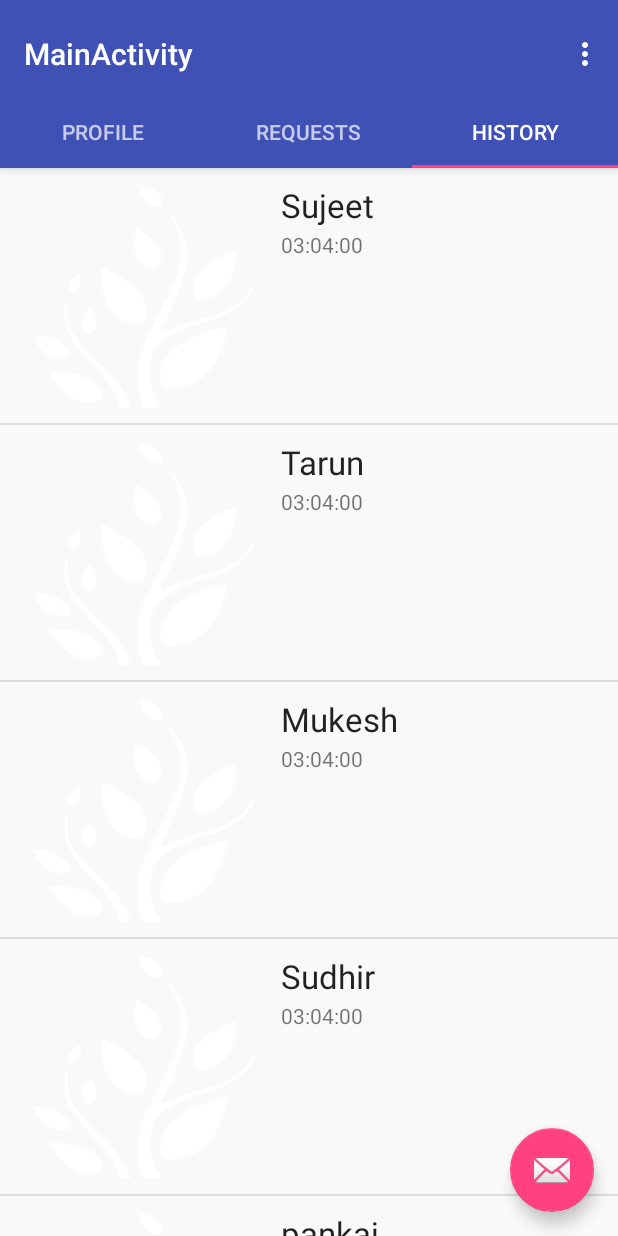
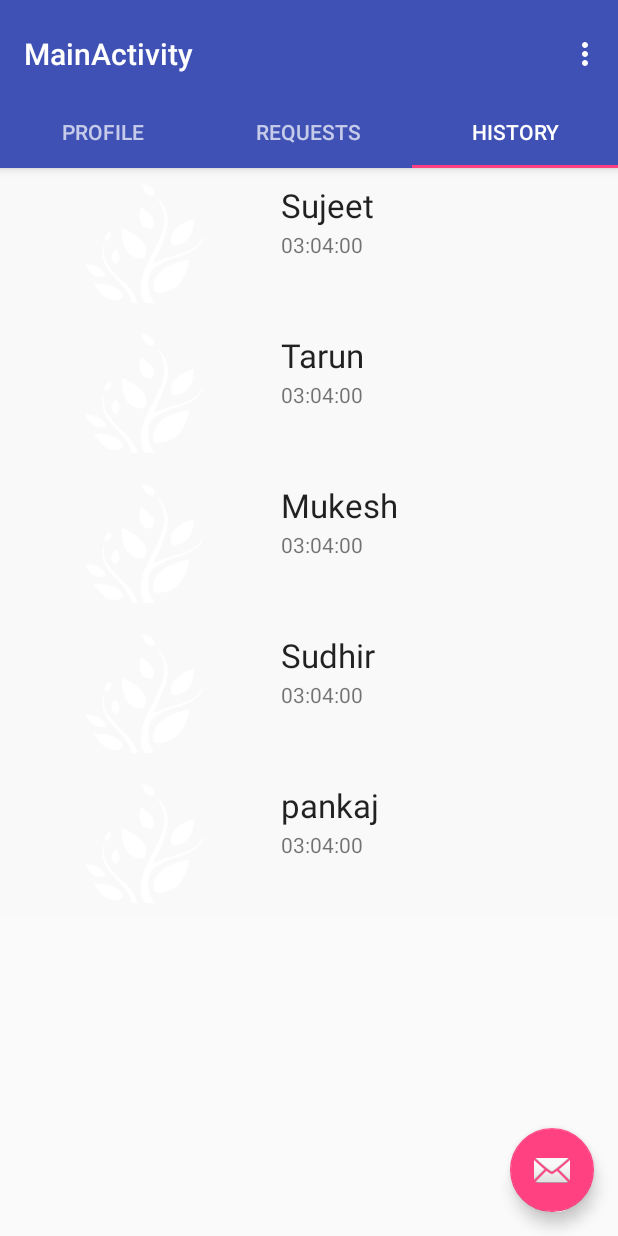
Before and after one commit to tarun14110/Usecure, an Android app: the MainActivity screen opened directly, with no data from a screen before it, tab 3 chosen, on a phone screen of 412 x 824 dp. Run offline under Robolectric (Android 15) with nearby library versions, the phone set to English and light mode, and no system bars.

Commit message:
Updated HIstoryview by Recycleview and connected with SQLlite

```diff
--- a/app/src/main/java/com/rocks/mafia/entrancesecurity/HistoryArrayAdaptor.java
+++ b/app/src/main/java/com/rocks/mafia/entrancesecurity/HistoryArrayAdaptor.java
@@ -1,47 +1,71 @@
 package com.rocks.mafia.entrancesecurity;
 
 import android.content.Context;
+import android.support.v7.widget.RecyclerView;
+import android.util.SparseBooleanArray;
 import android.view.LayoutInflater;
 import android.view.View;
 import android.view.ViewGroup;
 import android.widget.ArrayAdapter;
+import android.widget.Button;
 import android.widget.ImageView;
 import android.widget.TextView;
 
 import java.util.ArrayList;
+import java.util.List;
 
-/**
- * Created by mafia on 15/10/16.
- */
-public class HistoryArrayAdaptor extends ArrayAdapter<HistoryNode> {
+public class HistoryArrayAdaptor
+        extends RecyclerView.Adapter
+        <HistoryArrayAdaptor.ListItemViewHolder> {
 
-    public HistoryArrayAdaptor(Context context, ArrayList<HistoryNode> historyArray) {
-        super(context, 0, historyArray);
+    private List<HistoryNode> items;
+    private SparseBooleanArray selectedItems;
+
+
+    HistoryArrayAdaptor(List<HistoryNode> modelData)
+    {
+        if (modelData == null)
+        {
+            throw new IllegalArgumentException("modelData must not be null");
+        }
+
+        items = modelData;
+        selectedItems = new SparseBooleanArray();
     }
 
     @Override
-    public View getView(int position, View convertView, ViewGroup parent) {
+    public ListItemViewHolder onCreateViewHolder(ViewGroup viewGroup, int viewType)
+    {
+        View itemView = LayoutInflater.
+                from(viewGroup.getContext()).
+                inflate(R.layout.history_list_view, viewGroup, false);
+        return new ListItemViewHolder(itemView);
+    }
 
-        // Get the data item for this position
-        HistoryNode historyNode = getItem(position);
+    @Override
+    public void onBindViewHolder(ListItemViewHolder viewHolder, int position) {
+        HistoryNode model = items.get(position);
+        viewHolder.name.setText(String.valueOf(model.getPersonName()));
+        viewHolder.age.setText(String.valueOf(model.getVisitingTime()));
+        viewHolder.itemView.setActivated(selectedItems.get(position, false));
+    }
 
-        // check if an existing view is being reused, otherwise inflate new view from custom layout
-        if (convertView == null) {
-            convertView = LayoutInflater.from(getContext()).inflate(R.layout.history_list_view, parent, false);
+    @Override
+    public int getItemCount()
+    {
+        return items.size();
+    }
+
+    public final static class ListItemViewHolder extends RecyclerView.ViewHolder
+    {
+        TextView name;
+        TextView age;
+
+        public ListItemViewHolder(View itemView)
+        {
+            super(itemView);
+            name = (TextView) itemView.findViewById(R.id.listItemHistoryTitle);
+            age = (TextView) itemView.findViewById(R.id.listItemHistoryBody);
         }
-
-        // get views, so that we can populate data into them
-        TextView title = (TextView) convertView.findViewById(R.id.listItemHistoryTitle);
-        TextView body = (TextView) convertView.findViewById(R.id.listItemHistoryBody);
-        ImageView image = (ImageView) convertView.findViewById(R.id.listItemHistoryImage);
-
-        // fill the data in each view
-        title.setText(historyNode.getPersonName());
-        body.setText(historyNode.getVisitingTime().toString());
-       // if(historyNode.getImageUrl().isEmpty())
-        image.setImageResource(R.drawable.ln_logo);
-
-        // return the view to be displyed
-        return convertView;
     }
 }
--- a/app/src/main/java/com/rocks/mafia/entrancesecurity/HistoryFragment.java
+++ b/app/src/main/java/com/rocks/mafia/entrancesecurity/HistoryFragment.java
@@ -5,6 +5,11 @@ import android.os.Bundle;
 import android.support.annotation.Nullable;
 import android.support.v4.app.Fragment;
 import android.support.v4.app.ListFragment;
+import android.support.v7.widget.DefaultItemAnimator;
+import android.support.v7.widget.GridLayoutManager;
+import android.support.v7.widget.LinearLayoutManager;
+import android.support.v7.widget.RecyclerView;
+import android.util.Log;
 import android.view.LayoutInflater;
 import android.view.View;
 import android.view.ViewGroup;
@@ -13,6 +18,7 @@ import android.widget.ListView;
 
 import java.sql.Time;
 import java.util.ArrayList;
+import java.util.List;
 
 
 /**
@@ -20,23 +26,53 @@ import java.util.ArrayList;
  */
 public class HistoryFragment extends ListFragment {
 
-    private ArrayList<HistoryNode> historyData;
-    private HistoryArrayAdaptor historyNodeArrayAdapter;
+    //private ArrayList<HistoryNode> historyData;
+    //private HistoryArrayAdaptor historyNodeArrayAdapter;
 
-    public HistoryFragment() {
+    public HistoryFragment()
+    {
         // Required empty public constructor
     }
+    public static List<HistoryNode> history;
+    HistoryArrayAdaptor  adapter;
+    RecyclerView recyclerView;
+    private static List<HistoryNode> demoData;
+
 
     @Override
-    public void onActivityCreated(@Nullable Bundle savedInstanceState) {
+    public void onActivityCreated(@Nullable Bundle savedInstanceState)
+    {
         super.onActivityCreated(savedInstanceState);
+        HistoryHandler  handler= new HistoryHandler(getActivity());
+        recyclerView = (RecyclerView) getView().findViewById(R.id.allHistory);
+        recyclerView.setHasFixedSize(true);
+        LinearLayoutManager llm = new LinearLayoutManager(getActivity());
+        llm.setOrientation(LinearLayoutManager.VERTICAL);
+        recyclerView.setLayoutManager(llm);
 
-/*        String[] dummyData = new String[]{"Tarun", "Vibha", "Mukesh", "Chetna", "Shikha","Tarun", "Vibha", "Mukesh", "Chetna", "Shikha","Tarun", "Vibha", "Mukesh", "Chetna", "Shikha"};
+        demoData = handler.getAllHistory();
+        int i;
+        adapter = new HistoryArrayAdaptor(demoData);
+
+        recyclerView.setAdapter(adapter);
+
+
+
+
+
+
+/*
+    // TARUN DATA
+     String[] dummyData = new String[]{"Tarun", "Vibha", "Mukesh", "Chetna", "Shikha","Tarun", "Vibha", "Mukesh", "Chetna", "Shikha","Tarun", "Vibha", "Mukesh", "Chetna", "Shikha"};
         ArrayAdapter<String> adapter = new ArrayAdapter<String>(getActivity(),
                 android.R.layout.simple_list_item_1,  dummyData);
         setListAdapter(adapter);*/
 
-       HistoryHandler  handler= new HistoryHandler(getActivity());
+
+/*
+//PANKAJ DATA WORKING-part1
+
+HistoryHandler  handler= new HistoryHandler(getActivity());
         historyData = new ArrayList<HistoryNode>();
 
         String n= handler.getDatabaseName();
@@ -47,17 +83,15 @@ public class HistoryFragment extends ListFragment {
         handler.addHistory(new HistoryNode("pankaj", new Time(3,4,5)));
         historyData= handler.getAllHistory();
 
+*/
 
-        /*
-        historyData.add(new HistoryNode("Tarun kumar yadav", new Time(3,4,5)));
-        historyData.add(new HistoryNode("Vibha", new Time(3,4,5)));
-        historyData.add(new HistoryNode("Chetna", new Time(3,4,5)));
-            */
-        historyNodeArrayAdapter = new HistoryArrayAdaptor(getActivity(), historyData);
 
+     /*
+       //PANKAJ DATA WORKING-part2
+       historyNodeArrayAdapter = new HistoryArrayAdaptor(getActivity(), historyData);
         setListAdapter(historyNodeArrayAdapter);
         handler.close();
-
+*/
     }
 
     @Override
@@ -72,6 +106,6 @@ public class HistoryFragment extends ListFragment {
         // Inflate the layout for this fragment
         return inflater.inflate(R.layout.history_display, container, false);
     }
+
 */
-
 }
--- a/app/src/main/java/com/rocks/mafia/entrancesecurity/HistoryNode.java
+++ b/app/src/main/java/com/rocks/mafia/entrancesecurity/HistoryNode.java
@@ -1,6 +1,7 @@
 package com.rocks.mafia.entrancesecurity;
 
 import java.sql.Time;
+import java.util.ArrayList;
 
 /**
  * Created by mafia on 15/10/16.
@@ -46,9 +47,27 @@ public class HistoryNode {
         return imageUrl;
     }
 
-    public String toString() {
+    public String toString()
+    {
         return "person name: " + personName + " visiting time:" + visitingTime.toString();
     }
+    private static int lastHistoryId = 0;
+
+    public static ArrayList<HistoryNode> createContactsList(int numContacts)
+    {
+        java.util.Date today = new java.util.Date();
+       // System.out.println(new java.sql.Timestamp(today.getTime()));
+
+        ArrayList<HistoryNode> contacts = new ArrayList<HistoryNode>();
+
+        for (int i = 1; i <= numContacts; i++)
+        {
+            contacts.add(new HistoryNode("Person " ,new java.sql.Time(today.getTime()) ));
+
+        }
 
 
+        return contacts;
+    }
+
 }
--- a/app/src/main/java/com/rocks/mafia/entrancesecurity/MainActivity.java
+++ b/app/src/main/java/com/rocks/mafia/entrancesecurity/MainActivity.java
@@ -22,6 +22,9 @@ import android.view.ViewGroup;
 
 import android.widget.TextView;
 
+import java.sql.Time;
+import java.util.ArrayList;
+
 public class MainActivity extends AppCompatActivity {
 
     /**
@@ -32,6 +35,8 @@ public class MainActivity extends AppCompatActivity {
      * may be best to switch to a
      * {@link android.support.v4.app.FragmentStatePagerAdapter}.
      */
+
+    private ArrayList<HistoryNode> historyData;
     private SectionsPagerAdapter mSectionsPagerAdapter;
 
     /**
@@ -40,8 +45,27 @@ public class MainActivity extends AppCompatActivity {
     private ViewPager mViewPager;
 
     @Override
-    protected void onCreate(Bundle savedInstanceState) {
+    protected void onCreate(Bundle savedInstanceState)
+    {
         super.onCreate(savedInstanceState);
+//Dummy data insertion in sqlLite for history page
+        //TODO remove  this Sqllite insertion
+
+
+        HistoryHandler  handler= new HistoryHandler(this);
+        handler.deleteAll();
+        historyData = new ArrayList<HistoryNode>();
+
+        String n= handler.getDatabaseName();
+        handler.addHistory(new HistoryNode("Sujeet", new Time(3,4,5)));
+        handler.addHistory(new HistoryNode("Tarun", new Time(3,4,5)));
+        handler.addHistory(new HistoryNode("Mukesh", new Time(3,4,5)));
+        handler.addHistory(new HistoryNode("Sudhir", new Time(3,4,5)));
+        handler.addHistory(new HistoryNode("pankaj", new Time(3,4,5)));
+        historyData= handler.getAllHistory();
+
+
+
         setContentView(R.layout.activity_main);
 
         Toolbar toolbar = (Toolbar) findViewById(R.id.toolbar);
--- a/app/src/main/java/com/rocks/mafia/entrancesecurity/NotificationUtils.java
+++ b/app/src/main/java/com/rocks/mafia/entrancesecurity/NotificationUtils.java
@@ -31,10 +31,6 @@ import java.text.ParseException;
 import java.text.SimpleDateFormat;
 import java.util.Date;
 import java.util.List;
-
-/**
- * Created by Ravi on 31/03/15.
- */
 public class NotificationUtils {
 
     private static String TAG = NotificationUtils.class.getSimpleName();
--- a/app/src/main/java/com/rocks/mafia/entrancesecurity/RequestFragment.java
+++ b/app/src/main/java/com/rocks/mafia/entrancesecurity/RequestFragment.java
@@ -21,15 +21,15 @@ import android.widget.Toast;
 import com.google.firebase.messaging.FirebaseMessaging;
 
 /**
- * Created by ubuntu on 10/18/16.
+ * Created by mafia on 10/18/16.
  */
 
-public class RequestFragment  extends Fragment {
+public class RequestFragment  extends Fragment
+{
 
     private static final String TAG = MainActivity.class.getSimpleName();
     private BroadcastReceiver mRegistrationBroadcastReceiver;
     private TextView txtRegId, txtMessage;
-
 
     @Override
     public View onCreateView(LayoutInflater inflater, @Nullable ViewGroup container, @Nullable Bundle savedInstanceState)
@@ -37,25 +37,24 @@ public class RequestFragment  extends Fragment {
         Log.e(TAG, "YOOOOOOOOOOOOOOOOOOOOOOOOOOOOO");
         super.onCreateView(inflater, container, savedInstanceState);
         View rootView = inflater.inflate(R.layout.fragment_main, container, false);
-
         txtRegId = (TextView) rootView.findViewById(R.id.txt_reg_id);
         txtMessage = (TextView) rootView.findViewById(R.id.txt_push_message);
+
         mRegistrationBroadcastReceiver = new BroadcastReceiver()
         {
             @Override
             public void onReceive(Context context, Intent intent)
             {
-
                 // checking for type intent filter
                 if (intent.getAction().equals(AppConfig.REGISTRATION_COMPLETE))
                 {
                     // gcm successfully registered
                     // now subscribe to `global` topic to receive app wide notifications
                     FirebaseMessaging.getInstance().subscribeToTopic(AppConfig.TOPIC_GLOBAL);
-
                     displayFirebaseRegId();
 
-                } else if (intent.getAction().equals(AppConfig.PUSH_NOTIFICATION)) {
+                } else if (intent.getAction().equals(AppConfig.PUSH_NOTIFICATION))
+                {
                     // new push notification is received
 
                     String message = intent.getStringExtra("message");
@@ -71,15 +70,12 @@ public class RequestFragment  extends Fragment {
 
         return rootView;
     }
-
-
-
     // Fetches reg id from shared preferences
     // and displays on the screen
-    private void displayFirebaseRegId() {
+    private void displayFirebaseRegId()
+    {
         SharedPreferences pref = getActivity().getApplicationContext().getSharedPreferences(AppConfig.SHARED_PREF, 0);
         String regId = pref.getString("regId", null);
-
         Log.e(TAG, "Firebase reg id: " + regId);
 
         if (!TextUtils.isEmpty(regId))
@@ -91,14 +87,13 @@ public class RequestFragment  extends Fragment {
     @Override
     public void onResume() {
         super.onResume();
-
         // register GCM registration complete receiver
-        LocalBroadcastManager.getInstance(getActivity()).registerReceiver(mRegistrationBroadcastReceiver,
+        LocalBroadcastManager.getInstance(getContext()).registerReceiver(mRegistrationBroadcastReceiver,
                 new IntentFilter(AppConfig.REGISTRATION_COMPLETE));
 
         // register new push message receiver
         // by doing this, the activity will be notified each time a new message arrives
-        LocalBroadcastManager.getInstance(getActivity()).registerReceiver(mRegistrationBroadcastReceiver,
+        LocalBroadcastManager.getInstance(getContext()).registerReceiver(mRegistrationBroadcastReceiver,
                 new IntentFilter(AppConfig.PUSH_NOTIFICATION));
 
         // clear the notification area when the app is opened
@@ -106,7 +101,8 @@ public class RequestFragment  extends Fragment {
     }
 
     @Override
-    public void onPause() {
+    public void onPause()
+    {
         LocalBroadcastManager.getInstance(getActivity()).unregisterReceiver(mRegistrationBroadcastReceiver);
         super.onPause();
     }
--- a/app/src/main/java/com/rocks/mafia/entrancesecurity/Services/MyFirebaseMessagingService.java
+++ b/app/src/main/java/com/rocks/mafia/entrancesecurity/Services/MyFirebaseMessagingService.java
@@ -20,30 +20,34 @@ import org.json.JSONException;
 import org.json.JSONObject;
 
 /**
- * Created by Ravi Tamada on 08/08/16.
- * www.androidhive.info
+ * Created by mafia on 19/10/16.
  */
-public class MyFirebaseMessagingService extends FirebaseMessagingService {
 
+
+public class MyFirebaseMessagingService extends FirebaseMessagingService
+{
     private static final String TAG = MyFirebaseMessagingService.class.getSimpleName();
 
     private NotificationUtils notificationUtils;
 
     @Override
-    public void onMessageReceived(RemoteMessage remoteMessage) {
+    public void onMessageReceived(RemoteMessage remoteMessage)
+    {
         Log.e(TAG, "From: " + remoteMessage.getFrom());
 
         if (remoteMessage == null)
             return;
 
         // Check if message contains a notification payload.
-        if (remoteMessage.getNotification() != null) {
+        if (remoteMessage.getNotification() != null)
+        {
             Log.e(TAG, "Notification Body: " + remoteMessage.getNotification().getBody());
             handleNotification(remoteMessage.getNotification().getBody());
         }
 
         // Check if message contains a data payload.
-        if (remoteMessage.getData().size() > 0) {
+        if (remoteMessage.getData().size() > 0)
+        {
             Log.e(TAG, "Data Payload: " + remoteMessage.getData().toString());
 
             try {
@@ -55,22 +59,29 @@ public class MyFirebaseMessagingService extends FirebaseMessagingService {
         }
     }
 
-    private void handleNotification(String message) {
-        if (!NotificationUtils.isAppIsInBackground(getApplicationContext())) {
+    private void handleNotification(String message)
+    {
+        Log.e(TAG, "ZZZZZ");
+        if (!NotificationUtils.isAppIsInBackground(getApplicationContext()))
+        {
+            Log.e(TAG, "YYYYYY");
             // app is in foreground, broadcast the push message
             Intent pushNotification = new Intent(AppConfig.PUSH_NOTIFICATION);
             pushNotification.putExtra("message", message);
             LocalBroadcastManager.getInstance(this).sendBroadcast(pushNotification);
-
             // play notification sound
             NotificationUtils notificationUtils = new NotificationUtils(getApplicationContext());
             notificationUtils.playNotificationSound();
-        }else{
+        }
+        else
+        {
+            Log.e(TAG, "XXXXXXX");
             // If the app is in background, firebase itself handles the notification
         }
     }
 
-    private void handleDataMessage(JSONObject json) {
+    private void handleDataMessage(JSONObject json)
+    {
         Log.e(TAG, "push json: " + json.toString());
 
         try {
--- a/app/src/main/res/layout/history_display.xml
+++ b/app/src/main/res/layout/history_display.xml
@@ -9,6 +9,17 @@
         android:layout_width="match_parent"
         android:layout_height="match_parent">
 
+        <RelativeLayout xmlns:android="http://schemas.android.com/apk/res/android"
+            android:layout_width="match_parent"
+            android:layout_height="match_parent" >
+
+            <android.support.v7.widget.RecyclerView
+                android:id="@+id/allHistory"
+                android:layout_width="match_parent"
+                android:layout_height="match_parent" />
+
+        </RelativeLayout>
+
     </fragment>
 
 </LinearLayout>
--- a/app/src/main/res/layout/history_list_view.xml
+++ b/app/src/main/res/layout/history_list_view.xml
@@ -1,9 +1,10 @@
 <?xml version="1.0" encoding="utf-8"?>
 <RelativeLayout xmlns:android="http://schemas.android.com/apk/res/android"
     android:orientation="vertical" android:layout_width="match_parent"
-    android:layout_height="match_parent"
+    android:layout_height="100dp"
     android:background="#FFF9F9F9"
-    android:padding="10dp">
+    android:padding="10dp"
+    >
 
     <ImageView
         android:layout_width="wrap_content"
```
